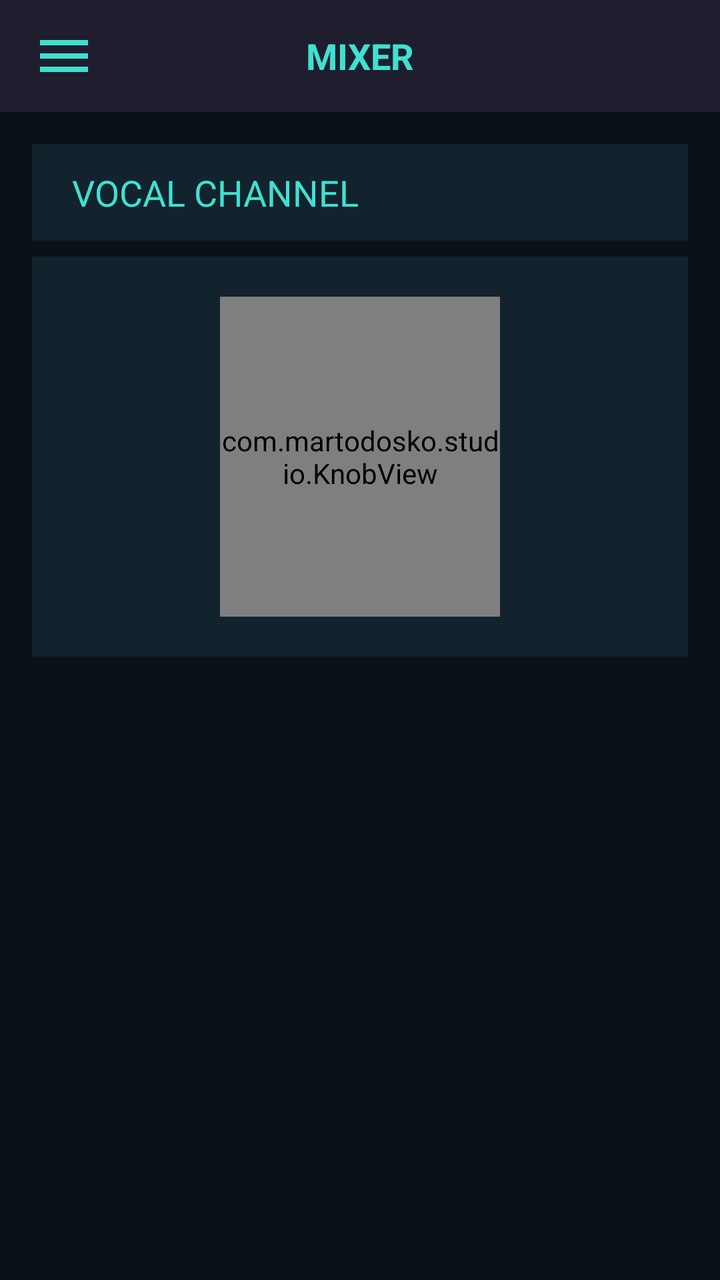
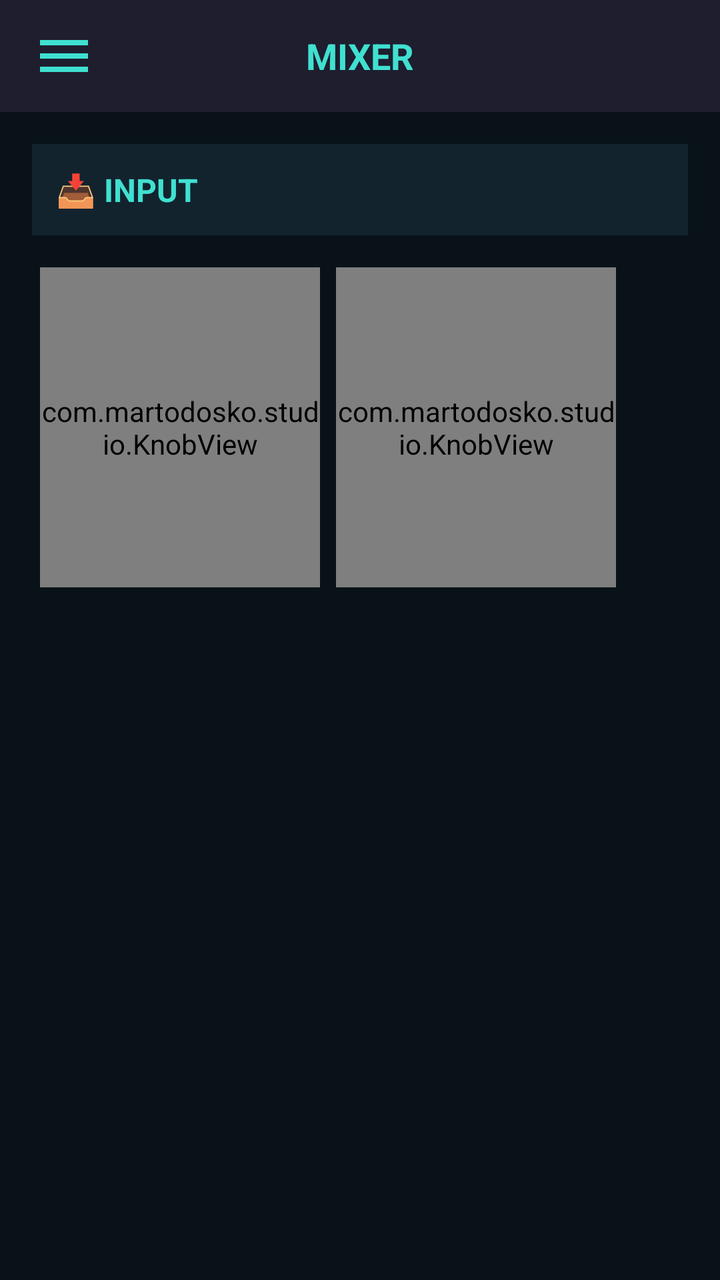

An Android layout rendered at two revisions. The XML below is the earlier revision; the diff shows what the commit changed to produce the second picture.
<!-- AndroidManifest.xml: activity theme Theme.AppCompat.Light.NoActionBar -->
<!-- res/layout/activity_mixer.xml -->
<?xml version="1.0" encoding="utf-8"?>
<androidx.drawerlayout.widget.DrawerLayout
    xmlns:android="http://schemas.android.com/apk/res/android"
    android:id="@+id/drawer_layout"
    android:layout_width="match_parent"
    android:layout_height="match_parent"
    android:background="#121212">

    
    <LinearLayout
        android:layout_width="match_parent"
        android:layout_height="match_parent"
        android:orientation="vertical">

        
        <LinearLayout
            android:layout_width="match_parent"
            android:layout_height="56dp"
            android:orientation="horizontal"
            android:gravity="center_vertical"
            android:background="#1E1E2F"
            android:paddingHorizontal="16dp">

            
            <ImageView
                android:id="@+id/btn_hamburger"
                android:layout_width="32dp"
                android:layout_height="32dp"
                android:src="@drawable/ic_hamburger"
                android:clickable="true"
                android:focusable="true"/>

            <TextView
                android:layout_width="0dp"
                android:layout_height="wrap_content"
                android:layout_weight="1"
                android:text="MIXER"
                android:textColor="#40E0D0"
                android:textSize="18sp"
                android:textStyle="bold"
                android:gravity="center"/>

            <View
                android:layout_width="32dp"
                android:layout_height="32dp"/>
        </LinearLayout>

        
        <ScrollView
            android:layout_width="match_parent"
            android:layout_height="match_parent"
            android:background="#081218"
            android:fillViewport="true">

            <LinearLayout
                android:layout_width="match_parent"
                android:layout_height="wrap_content"
                android:orientation="vertical"
                android:padding="16dp">

                
                <TextView
                    android:layout_width="match_parent"
                    android:layout_height="wrap_content"
                    android:text="VOCAL CHANNEL"
                    android:textColor="#40E0D0"
                    android:textSize="18sp"
                    android:paddingTop="12dp"
                    android:paddingBottom="12dp"
                    android:paddingLeft="20dp"
                    android:paddingRight="20dp"
                    android:background="#12232E"/>

                
                <LinearLayout
                    android:layout_width="match_parent"
                    android:layout_height="wrap_content"
                    android:orientation="vertical"
                    android:gravity="center_horizontal"
                    android:paddingTop="20dp"
                    android:paddingBottom="20dp"
                    android:background="#12232E"
                    android:layout_marginTop="8dp">

                    
                    <com.martodosko.studio.KnobView
                        android:id="@+id/knob_gain"
                        android:layout_width="140dp"
                        android:layout_height="160dp"/>

                    

                </LinearLayout>

            </LinearLayout>
        </ScrollView>

    </LinearLayout>

    
    <LinearLayout
        android:layout_width="280dp"
        android:layout_height="match_parent"
        android:layout_gravity="start"
        android:background="#1A1A2E"
        android:orientation="vertical"
        android:elevation="16dp">

        
        <LinearLayout
            android:layout_width="match_parent"
            android:layout_height="wrap_content"
            android:orientation="horizontal"
            android:gravity="center_vertical"
            android:padding="16dp"
            android:background="#16162A">

            <TextView
                android:layout_width="0dp"
                android:layout_height="wrap_content"
                android:layout_weight="1"
                android:text="MENU"
                android:textColor="#40E0D0"
                android:textSize="20sp"
                android:textStyle="bold"/>

            
            <ImageView
                android:id="@+id/btn_close_menu"
                android:layout_width="32dp"
                android:layout_height="32dp"
                android:src="@drawable/ic_close"
                android:clickable="true"
                android:focusable="true"/>
        </LinearLayout>

        <View
            android:layout_width="match_parent"
            android:layout_height="1dp"
            android:background="#333344"/>

        
        <LinearLayout
            android:layout_width="match_parent"
            android:layout_height="wrap_content"
            android:orientation="vertical"
            android:paddingTop="8dp">

            <TextView
                android:id="@+id/menu_mixer"
                android:layout_width="match_parent"
                android:layout_height="56dp"
                android:text="🎚️  Mixer"
                android:textColor="#40E0D0"
                android:textSize="16sp"
                android:gravity="center_vertical"
                android:paddingStart="24dp"
                android:clickable="true"/>

            
            <TextView
                android:id="@+id/menu_presets"
                android:layout_width="match_parent"
                android:layout_height="56dp"
                android:text="📋  Presets"
                android:textColor="#FFFFFF"
                android:textSize="16sp"
                android:gravity="center_vertical"
                android:paddingStart="24dp"
                android:clickable="true"/>

            
            <TextView
                android:id="@+id/menu_settings"
                android:layout_width="match_parent"
                android:layout_height="56dp"
                android:text="⚙️  Settings"
                android:textColor="#40E0D0"
                android:textSize="16sp"
                android:gravity="center_vertical"
                android:paddingStart="24dp"
                android:clickable="true"/>

            <TextView
                android:id="@+id/menu_effects"
                android:layout_width="match_parent"
                android:layout_height="56dp"
                android:text="🎸  Guitar Effects"
                android:textColor="#FFFFFF"
                android:textSize="16sp"
                android:gravity="center_vertical"
                android:paddingStart="24dp"
                android:clickable="true"/>

            <TextView
                android:id="@+id/menu_update"
                android:layout_width="match_parent"
                android:layout_height="56dp"
                android:text="🔄  Check Update"
                android:textColor="#FFFFFF"
                android:textSize="16sp"
                android:gravity="center_vertical"
                android:paddingStart="24dp"
                android:clickable="true"/>

            <TextView
                android:id="@+id/menu_help"
                android:layout_width="match_parent"
                android:layout_height="56dp"
                android:text="❓  Help"
                android:textColor="#40E0D0"
                android:textSize="16sp"
                android:gravity="center_vertical"
                android:paddingStart="24dp"
                android:clickable="true"/>

            <TextView
                android:id="@+id/menu_join"
                android:layout_width="match_parent"
                android:layout_height="56dp"
                android:text="🌐  Join Us"
                android:textColor="#00BFFF"
                android:textSize="16sp"
                android:gravity="center_vertical"
                android:paddingStart="24dp"
                android:clickable="true"/>

            <TextView
                android:id="@+id/menu_about"
                android:layout_width="match_parent"
                android:layout_height="56dp"
                android:text="ℹ️  About"
                android:textColor="#FFFFFF"
                android:textSize="16sp"
                android:gravity="center_vertical"
                android:paddingStart="24dp"
                android:clickable="true"/>
        </LinearLayout>
    </LinearLayout>

</androidx.drawerlayout.widget.DrawerLayout>
<!-- resources referenced by this layout -->
<resources>
  <!-- drawable ic_close (drawable) -->
  <vector xmlns:android="http://schemas.android.com/apk/res/android"
      android:width="24dp" android:height="24dp"
      android:viewportWidth="24" android:viewportHeight="24">
    <path android:fillColor="#FF6B6B"
          android:pathData="M19,6.41L17.59,5 12,10.59 6.41,5 5,6.41 10.59,12 5,17.59 6.41,19 12,13.41 17.59,19 19,17.59 13.41,12z"/>
  </vector>
  <!-- drawable ic_hamburger (drawable) -->
  <vector xmlns:android="http://schemas.android.com/apk/res/android"
      android:width="24dp" android:height="24dp"
      android:viewportWidth="24" android:viewportHeight="24">
    <path android:fillColor="#40E0D0"
          android:pathData="M3,18h18v-2L3,16v2zM3,13h18v-2L3,11v2zM3,6v2h18L21,6L3,6z"/>
  </vector>
</resources>

<!-- the commit's change to res/layout/activity_mixer.xml (unified diff, before → after) -->
@@ -21,7 +21,6 @@
             android:background="#1E1E2F"
             android:paddingHorizontal="16dp">
 
-            
             <ImageView
                 android:id="@+id/btn_hamburger"
                 android:layout_width="32dp"
@@ -59,38 +58,52 @@
                 android:padding="16dp">
 
                 
+                
+                
                 <TextView
                     android:layout_width="match_parent"
                     android:layout_height="wrap_content"
-                    android:text="VOCAL CHANNEL"
+                    android:text="📥 INPUT"
                     android:textColor="#40E0D0"
-                    android:textSize="18sp"
-                    android:paddingTop="12dp"
-                    android:paddingBottom="12dp"
-                    android:paddingLeft="20dp"
-                    android:paddingRight="20dp"
+                    android:textSize="16sp"
+                    android:textStyle="bold"
+                    android:padding="12dp"
                     android:background="#12232E"/>
 
                 
-                <LinearLayout
+                <HorizontalScrollView
                     android:layout_width="match_parent"
                     android:layout_height="wrap_content"
-                    android:orientation="vertical"
-                    android:gravity="center_horizontal"
-                    android:paddingTop="20dp"
-                    android:paddingBottom="20dp"
-                    android:background="#12232E"
-                    android:layout_marginTop="8dp">
-
-                    
-                    <com.martodosko.studio.KnobView
-                        android:id="@+id/knob_gain"
-                        android:layout_width="140dp"
-                        android:layout_height="160dp"/>
-
-                    
-
-                </LinearLayout>
+                    android:layout_marginTop="12dp">
+
+                    <LinearLayout
+                        android:layout_width="wrap_content"
+                        android:layout_height="wrap_content"
+                        android:orientation="horizontal"
+                        android:gravity="center">
+
+                        
+                        <com.martodosko.studio.KnobView
+                            android:id="@+id/knob_gain"
+                            android:layout_width="140dp"
+                            android:layout_height="160dp"
+                            android:layout_margin="4dp"/>
+
+                        
+                        <com.martodosko.studio.KnobView
+                            android:id="@+id/knob_sensitivity"
+                            android:layout_width="140dp"
+                            android:layout_height="160dp"
+                            android:layout_margin="4dp"/>
+
+                        
+
+                    </LinearLayout>
+                </HorizontalScrollView>
+
+                
+                
+                
 
             </LinearLayout>
         </ScrollView>
@@ -106,7 +119,6 @@
         android:orientation="vertical"
         android:elevation="16dp">
 
-        
         <LinearLayout
             android:layout_width="match_parent"
             android:layout_height="wrap_content"
@@ -124,7 +136,6 @@
                 android:textSize="20sp"
                 android:textStyle="bold"/>
 
-            
             <ImageView
                 android:id="@+id/btn_close_menu"
                 android:layout_width="32dp"
@@ -139,7 +150,6 @@
             android:layout_height="1dp"
             android:background="#333344"/>
 
-        
         <LinearLayout
             android:layout_width="match_parent"
             android:layout_height="wrap_content"
@@ -157,7 +167,6 @@
                 android:paddingStart="24dp"
                 android:clickable="true"/>
 
-            
             <TextView
                 android:id="@+id/menu_presets"
                 android:layout_width="match_parent"
@@ -169,7 +178,6 @@
                 android:paddingStart="24dp"
                 android:clickable="true"/>
 
-            
             <TextView
                 android:id="@+id/menu_settings"
                 android:layout_width="match_parent"
